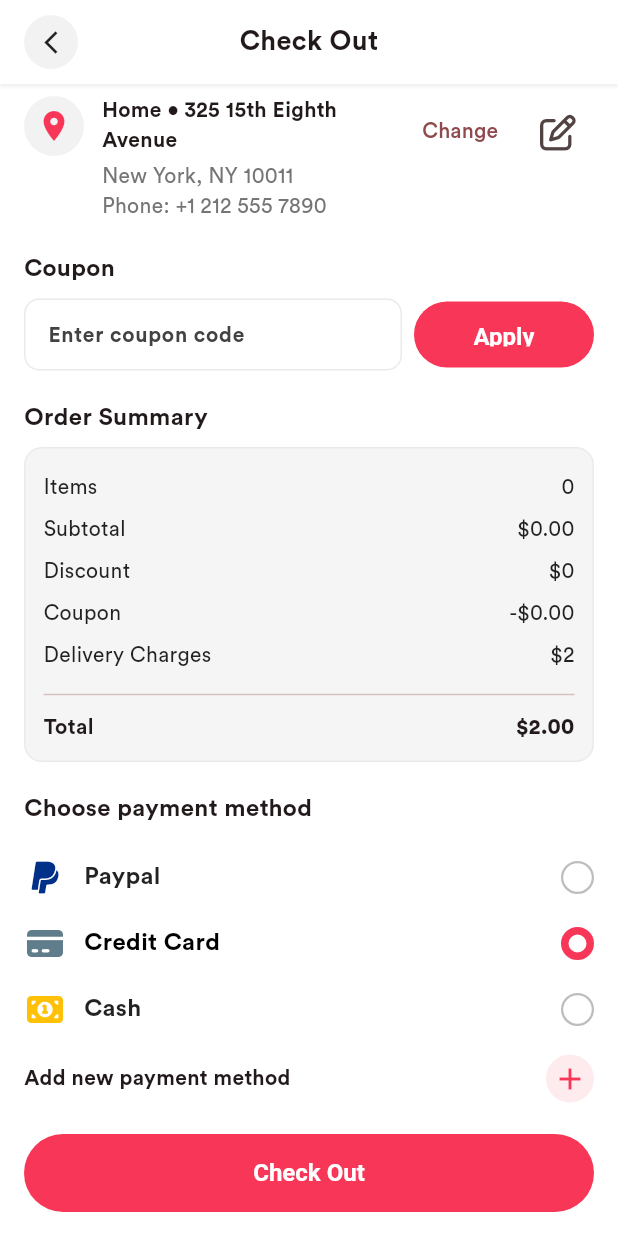
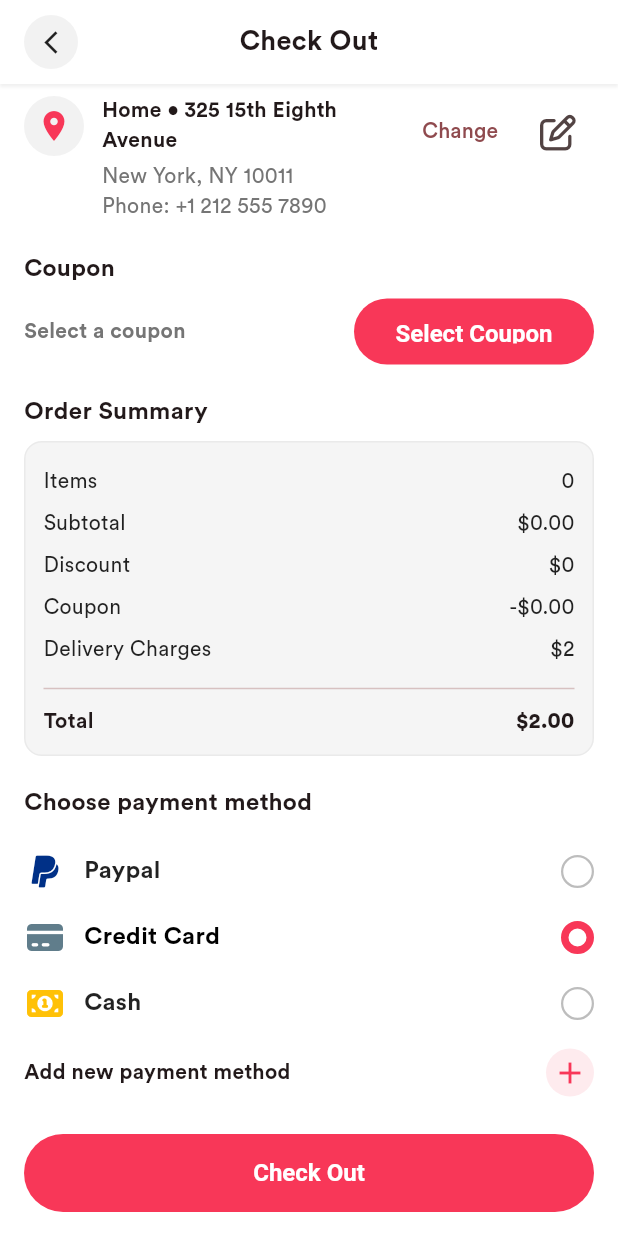
Before and after one commit to goutam2597/woo_clot, a Flutter app: the CheckoutScreen screen opened directly with empty values, on a phone screen of 412 x 824 dp. Run offline on Flutter 3.47's test engine with Material 3 defaults, Android fonts, the phone set to English and light mode, and no system bars; our stand-ins replace carousel_slider, flutter_svg, font_awesome_flutter, pinput; project files that could hold a hidden picture were left out.

Commit message:
Initial Commit

```diff
--- a/lib/features/order/ui/widgets/checkout_coupon_section.dart
+++ b/lib/features/order/ui/widgets/checkout_coupon_section.dart
@@ -3,6 +3,7 @@ import 'package:flutter_woocommerce/app/app_colors.dart';
 import 'package:flutter_woocommerce/features/cart/providers/cart_provider.dart';
 import 'package:flutter_woocommerce/features/coupons/providers/coupons_provider.dart';
 import 'package:provider/provider.dart';
+import 'package:flutter_woocommerce/features/profile/ui/screens/coupons_screen.dart';
 
 class CheckoutCouponSection extends StatefulWidget {
   const CheckoutCouponSection({super.key});
@@ -20,19 +21,11 @@ class _CheckoutCouponSectionState extends State<CheckoutCouponSection> {
     super.dispose();
   }
 
-  void _apply() {
-    final code = _ctrl.text.trim();
-    if (code.isEmpty) return;
-    final found = context.read<CouponsProvider>().findByCode(code);
-    if (found == null) {
-      ScaffoldMessenger.of(context).showSnackBar(
-        const SnackBar(content: Text('Invalid coupon')),
-      );
-      return;
-    }
-    context.read<CartProvider>().applyCoupon(found);
-    ScaffoldMessenger.of(context).showSnackBar(
-      SnackBar(content: Text('Applied coupon ${found.code}')),
+  void _openCoupons() async {
+    await Navigator.of(context).push(
+      MaterialPageRoute(
+        builder: (_) => const CouponsScreen(popOnApply: true),
+      ),
     );
   }
 
@@ -53,83 +46,67 @@ class _CheckoutCouponSectionState extends State<CheckoutCouponSection> {
         Row(
           children: [
             Expanded(
-              child: TextField(
-                controller: _ctrl,
-                decoration: InputDecoration(
-                  hintText: 'Enter coupon code',
-                  filled: true,
-                  fillColor: Colors.white,
-                  border: OutlineInputBorder(
-                    borderRadius: BorderRadius.circular(10),
-                    borderSide: const BorderSide(color: Color(0xFFEAEAEA)),
-                  ),
-                  enabledBorder: OutlineInputBorder(
-                    borderRadius: BorderRadius.circular(10),
-                    borderSide: const BorderSide(color: Color(0xFFEAEAEA)),
-                  ),
-                  contentPadding: const EdgeInsets.symmetric(
-                    horizontal: 12,
-                    vertical: 10,
-                  ),
-                ),
-                onSubmitted: (_) => _apply(),
+              child: Align(
+                alignment: Alignment.centerLeft,
+                child: applied != null
+                    ? Container(
+                        padding:
+                            const EdgeInsets.symmetric(horizontal: 10, vertical: 8),
+                        decoration: BoxDecoration(
+                          color: AppColors.primaryColor.withValues(alpha: 0.08),
+                          borderRadius: BorderRadius.circular(8),
+                          border: Border.all(color: const Color(0xFFEAEAEA)),
+                        ),
+                        child: Row(
+                          mainAxisSize: MainAxisSize.min,
+                          children: [
+                            Text(
+                              'Applied: ${applied.code}',
+                              style: const TextStyle(
+                                fontWeight: FontWeight.w700,
+                                color: AppColors.primaryColor,
+                              ),
+                            ),
+                            const SizedBox(width: 6),
+                            InkWell(
+                              onTap: () => context.read<CartProvider>().clearCoupon(),
+                              child: const Icon(Icons.close, size: 18),
+                            ),
+                          ],
+                        ),
+                      )
+                    : Text(
+                        saved.isNotEmpty ? 'No coupon applied' : 'Select a coupon',
+                        style: TextStyle(
+                          color: Colors.grey.shade600,
+                          fontWeight: FontWeight.w600,
+                        ),
+                      ),
               ),
             ),
             const SizedBox(width: 8),
             ConstrainedBox(
               constraints: const BoxConstraints(
-                minWidth: 88,
-                maxWidth: 120,
+                minWidth: 120,
+                maxWidth: 160,
                 minHeight: 44,
                 maxHeight: 44,
               ),
               child: ElevatedButton(
-                onPressed: _apply,
+                onPressed: _openCoupons,
                 style: ElevatedButton.styleFrom(
                   backgroundColor: AppColors.primaryColor,
                   shape: const StadiumBorder(),
                   elevation: 0,
                 ),
-                child: const Text('Apply', style: TextStyle(fontWeight: FontWeight.w700)),
+                child: const Text(
+                  'Select Coupon',
+                  style: TextStyle(fontWeight: FontWeight.w700),
+                ),
               ),
             ),
-            if (applied != null) ...[
-              const SizedBox(width: 8),
-              SizedBox(
-                width: 44,
-                height: 44,
-                child: IconButton(
-                  tooltip: 'Remove coupon',
-                  onPressed: () => context.read<CartProvider>().clearCoupon(),
-                  icon: const Icon(Icons.close),
-                ),
-              ),
-            ],
           ],
         ),
-        if (saved.isNotEmpty) ...[
-          const SizedBox(height: 8),
-          SizedBox(
-            height: 36,
-            child: ListView.separated(
-              scrollDirection: Axis.horizontal,
-              itemCount: saved.length,
-              separatorBuilder: (_, __) => const SizedBox(width: 8),
-              itemBuilder: (context, i) {
-                final c = saved[i];
-                return ActionChip(
-                  label: Text(c.code),
-                  onPressed: () {
-                    context.read<CartProvider>().applyCoupon(c);
-                    ScaffoldMessenger.of(context).showSnackBar(
-                      SnackBar(content: Text('Applied coupon ${c.code}')),
-                    );
-                  },
-                );
-              },
-            ),
-          ),
-        ],
       ],
     );
   }
```
Also changed, not shown: lib/features/cart/ui/widgets/cart_coupon_field.dart (+46 -75 lines), lib/features/profile/ui/screens/coupons_screen.dart (+106 -18 lines).
